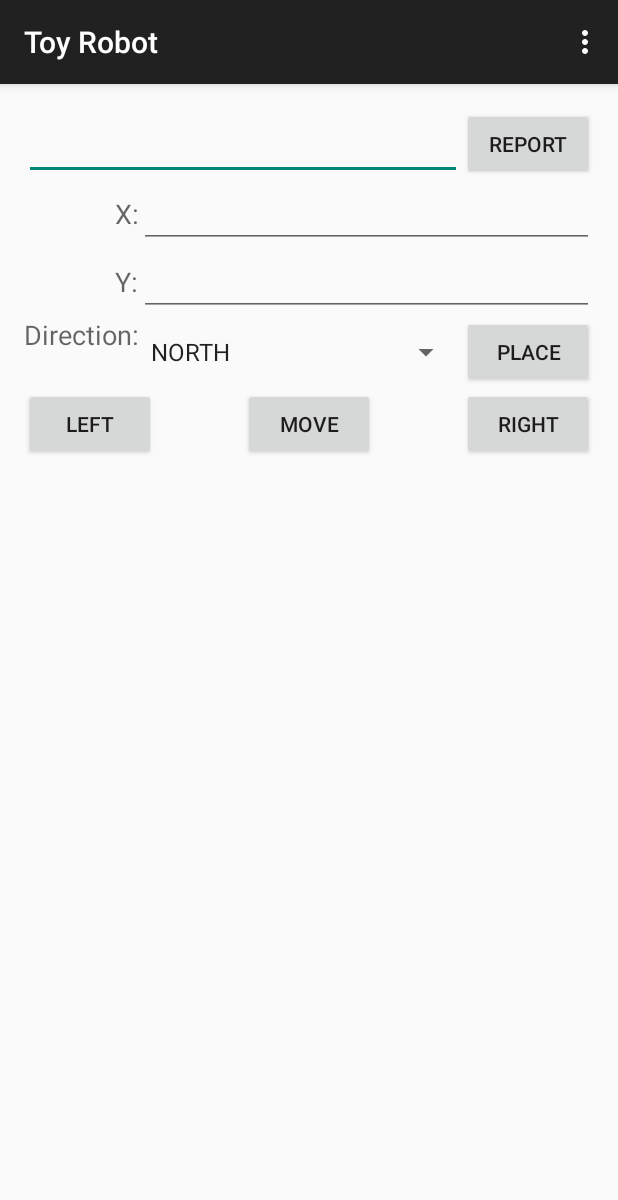
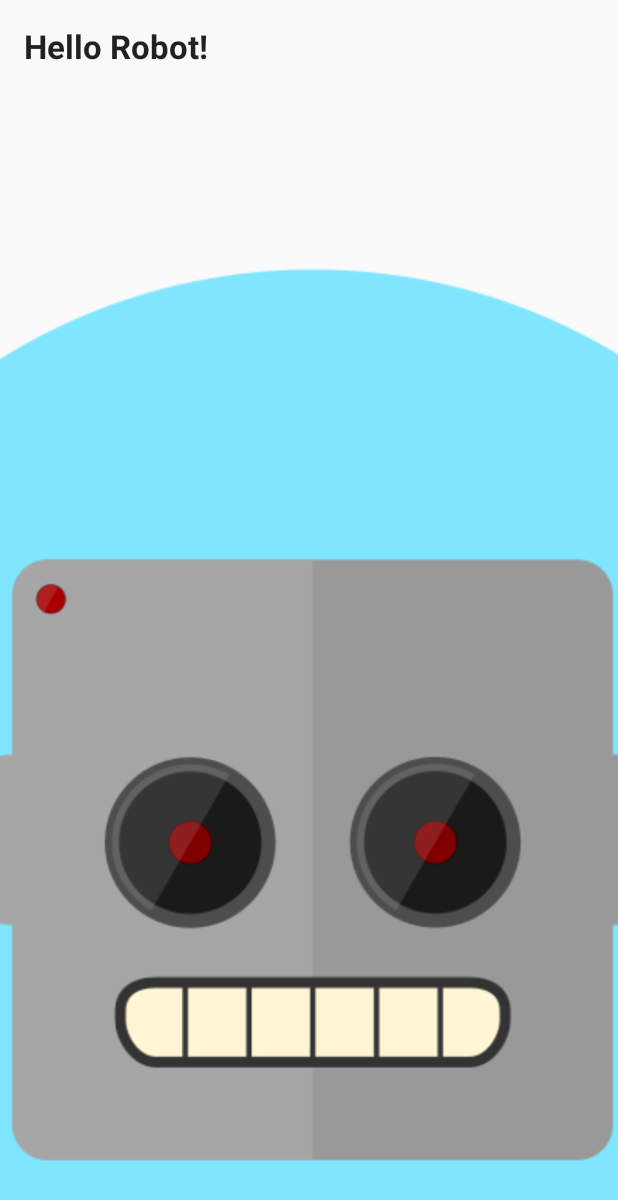
Before and after one commit to lokulin/toy-robot-android, an Android app: the screen it shows after launch (MainActivity), on a phone screen of 412 x 824 dp. Shown: the top 1200 px of the screen. Run offline under Robolectric (Android 15) with nearby library versions, the phone set to English and light mode, and no system bars.

Commit message:
Playing with backgrounds

```diff
--- a/app/src/main/java/com/lauchlin/toyrobot/MainActivity.java
+++ b/app/src/main/java/com/lauchlin/toyrobot/MainActivity.java
@@ -25,13 +25,13 @@ public class MainActivity extends ActionBarActivity {
         super.onCreate(savedInstanceState);
         setContentView(R.layout.activity_main);
 
-        table = new Table(new Point(0,0), new Point(4,4));
-        robot = new Robot(new Point(0,0), 0.0, null);
-        reportText = (EditText) findViewById(R.id.reportEditText);
+        //table = new Table(new Point(0,0), new Point(4,4));
+        //robot = new Robot(new Point(0,0), 0.0, null);
+        //reportText = (EditText) findViewById(R.id.reportEditText);
 
-        Spinner directionList = (Spinner) findViewById(R.id.directionsSpinner);
-        ArrayAdapter<String> adapter = new ArrayAdapter<String>(this, android.R.layout.simple_spinner_item, directions);
-        directionList.setAdapter(adapter);
+        //Spinner directionList = (Spinner) findViewById(R.id.directionsSpinner);
+        //ArrayAdapter<String> adapter = new ArrayAdapter<String>(this, android.R.layout.simple_spinner_item, directions);
+        //directionList.setAdapter(adapter);
     }
 
     @Override
@@ -57,30 +57,30 @@ public class MainActivity extends ActionBarActivity {
     }
 
     public void onPlace(View view) {
-        String x = ((EditText) findViewById(R.id.xEditText)).getText().toString();
-        String y = ((EditText) findViewById(R.id.yEditText)).getText().toString();
-        String direction = ((Spinner) findViewById(R.id.directionsSpinner)).getSelectedItem().toString();
-        double facing = directions.indexOf(direction)/2.0;
-        robot.place(new Point(Float.parseFloat(x), Float.parseFloat(y)), facing, table);
-        reportText.setText("Place");
+        //String x = ((EditText) findViewById(R.id.xEditText)).getText().toString();
+        //String y = ((EditText) findViewById(R.id.yEditText)).getText().toString();
+        //String direction = ((Spinner) findViewById(R.id.directionsSpinner)).getSelectedItem().toString();
+        //double facing = directions.indexOf(direction)/2.0;
+        //robot.place(new Point(Float.parseFloat(x), Float.parseFloat(y)), facing, table);
+        //reportText.setText("Place");
     }
 
     public void onMove(View view) {
-        robot.move();
-        reportText.setText("Move");
+        //robot.move();
+        //reportText.setText("Move");
     }
 
     public void onLeft(View view) {
-        robot.left();
-        reportText.setText("Left");
+        //robot.left();
+        //reportText.setText("Left");
     }
 
     public void onRight(View view) {
-        robot.right();
-        reportText.setText("Right");
+        //robot.right();
+        //reportText.setText("Right");
     }
 
     public void onReport(View view) {
-        reportText.setText(robot.report(directions));
+        //reportText.setText(robot.report(directions));
     }
 }
--- a/app/src/main/res/layout/activity_main.xml
+++ b/app/src/main/res/layout/activity_main.xml
@@ -1,146 +1,42 @@
 <RelativeLayout xmlns:android="http://schemas.android.com/apk/res/android"
     xmlns:tools="http://schemas.android.com/tools" android:layout_width="match_parent"
-    android:layout_height="match_parent" android:paddingLeft="@dimen/activity_horizontal_margin"
-    android:paddingRight="@dimen/activity_horizontal_margin"
-    android:paddingTop="@dimen/activity_vertical_margin"
-    android:paddingBottom="@dimen/activity_vertical_margin" tools:context=".MainActivity"
+    android:layout_height="match_parent"
+    tools:context=".MainActivity"
     android:id="@+id/robotLayout"
-    android:nestedScrollingEnabled="false">
+    android:nestedScrollingEnabled="false"
+    >
 
-    <EditText
-        android:layout_width="wrap_content"
-        android:layout_height="wrap_content"
-        android:id="@+id/reportEditText"
-        android:editable="false"
-        android:layout_above="@+id/xEditText"
+    <ImageView
+        android:layout_width="fill_parent"
+        android:layout_height="fill_parent"
+        android:id="@+id/imageView"
+        android:layout_alignParentTop="true"
         android:layout_alignParentLeft="true"
         android:layout_alignParentStart="true"
-        android:layout_toLeftOf="@+id/reportButton"
-        android:layout_toStartOf="@+id/reportButton" />
-
-    <TextView
-        android:layout_width="wrap_content"
-        android:layout_height="wrap_content"
-        android:textAppearance="?android:attr/textAppearanceMedium"
-        android:text="X:"
-        android:id="@+id/xText"
-        android:layout_alignBaseline="@+id/xEditText"
-        android:layout_alignBottom="@+id/xEditText"
-        android:layout_alignRight="@+id/direcitonText"
-        android:layout_alignEnd="@+id/direcitonText" />
-
-    <TextView
-        android:layout_width="wrap_content"
-        android:layout_height="wrap_content"
-        android:textAppearance="?android:attr/textAppearanceMedium"
-        android:text="Y:"
-        android:id="@+id/yText"
-        android:layout_alignBaseline="@+id/yEditText"
-        android:layout_alignBottom="@+id/yEditText"
-        android:layout_alignLeft="@+id/xText"
-        android:layout_alignStart="@+id/xText" />
-
-    <TextView
-        android:layout_width="wrap_content"
-        android:layout_height="wrap_content"
-        android:textAppearance="?android:attr/textAppearanceMedium"
-        android:text="Direction:"
-        android:id="@+id/direcitonText"
-        android:layout_alignParentLeft="true"
-        android:layout_alignParentStart="true"
-        android:layout_below="@+id/yEditText" />
-
-    <EditText
-        android:layout_width="wrap_content"
-        android:layout_height="wrap_content"
-        android:id="@+id/yEditText"
-        android:layout_below="@+id/xEditText"
-        android:layout_alignParentRight="true"
-        android:layout_alignParentEnd="true"
-        android:layout_toRightOf="@+id/direcitonText"
-        android:layout_toEndOf="@+id/direcitonText"
-        android:inputType="number" />
-
-    <EditText
-        android:layout_width="wrap_content"
-        android:layout_height="wrap_content"
-        android:id="@+id/xEditText"
-        android:inputType="number"
-        android:layout_below="@+id/reportButton"
-        android:layout_toRightOf="@+id/xText"
-        android:layout_alignRight="@+id/yEditText"
-        android:layout_alignEnd="@+id/yEditText" />
-
-    <Button
-        android:layout_width="wrap_content"
-        android:layout_height="wrap_content"
-        android:text="Place"
-        android:id="@+id/placeButton"
-        android:onClick="onPlace"
-        android:layout_below="@+id/yEditText"
-        android:layout_toRightOf="@+id/reportEditText"
-        android:layout_toEndOf="@+id/reportEditText" />
+        android:src="@drawable/background"
+        android:scaleType="centerCrop" />
 
     <RelativeLayout
         android:layout_width="match_parent"
         android:layout_height="match_parent"
-        android:id="@+id/relativeLayout"
-        android:layout_alignParentRight="true"
-        android:layout_alignParentEnd="true"
-        android:layout_below="@+id/placeButton">
+        android:layout_alignParentTop="true"
+        android:layout_alignParentLeft="true"
+        android:layout_alignParentStart="true"
+        android:paddingLeft="@dimen/activity_horizontal_margin"
+        android:paddingTop="@dimen/activity_vertical_margin"
+        android:paddingRight="@dimen/activity_horizontal_margin"
+        android:paddingBottom="@dimen/activity_vertical_margin">
 
-        <Button
+        <TextView
             android:layout_width="wrap_content"
             android:layout_height="wrap_content"
-            android:text="Move"
-            android:id="@+id/moveButton"
-            android:layout_alignParentTop="true"
-            android:layout_centerHorizontal="true"
-            android:nestedScrollingEnabled="false"
-            android:onClick="onMove" />
-
-        <Button
-            android:layout_width="wrap_content"
-            android:layout_height="wrap_content"
-            android:text="Left"
-            android:id="@+id/leftButton"
+            android:textAppearance="?android:attr/textAppearanceLarge"
+            android:text="Hello Robot!"
+            android:id="@+id/textView"
             android:layout_alignParentTop="true"
             android:layout_alignParentLeft="true"
             android:layout_alignParentStart="true"
-            android:onClick="onLeft" />
-
-        <Button
-            android:layout_width="wrap_content"
-            android:layout_height="wrap_content"
-            android:text="Right"
-            android:id="@+id/rightButton"
-            android:layout_alignParentTop="true"
-            android:layout_alignParentRight="true"
-            android:layout_alignParentEnd="true"
-            android:onClick="onRight" />
-
+            android:textStyle="bold" />
     </RelativeLayout>
 
-    <Button
-        android:layout_width="wrap_content"
-        android:layout_height="wrap_content"
-        android:text="Report"
-        android:id="@+id/reportButton"
-        android:onClick="onReport"
-        android:layout_alignParentTop="true"
-        android:layout_alignParentRight="true"
-        android:layout_alignParentEnd="true" />
-
-    <Spinner
-        android:layout_width="wrap_content"
-        android:layout_height="wrap_content"
-        android:id="@+id/directionsSpinner"
-        android:layout_below="@+id/yEditText"
-        android:layout_alignLeft="@+id/yEditText"
-        android:layout_alignStart="@+id/yEditText"
-        android:layout_alignRight="@+id/reportEditText"
-        android:layout_alignEnd="@+id/reportEditText"
-        android:layout_alignBottom="@+id/placeButton"
-        android:spinnerMode="dropdown" />
-
 </RelativeLayout>
--- a/app/src/main/res/values/styles.xml
+++ b/app/src/main/res/values/styles.xml
@@ -1,7 +1,7 @@
 <resources>
 
     <!-- Base application theme. -->
-    <style name="AppTheme" parent="Theme.AppCompat.Light.DarkActionBar">
+    <style name="AppTheme" parent="Theme.AppCompat.Light.NoActionBar">
         <!-- Customize your theme here. -->
     </style>
 
```
Also changed, not shown: app/src/main/res/drawable/background.png (added), app/src/main/res/mipmap-hdpi/ic_launcher.png, app/src/main/res/mipmap-mdpi/ic_launcher.png, app/src/main/res/mipmap-xhdpi/ic_launcher.png, app/src/main/res/mipmap-xxhdpi/ic_launcher.png.
